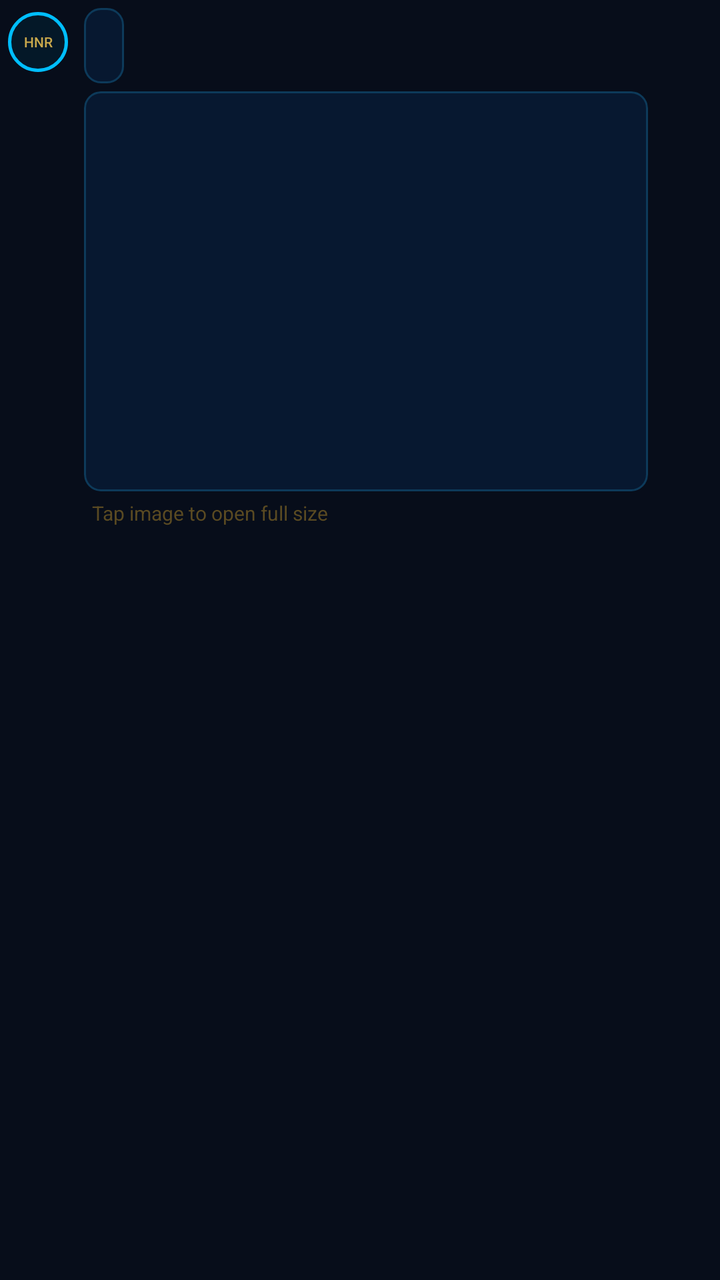
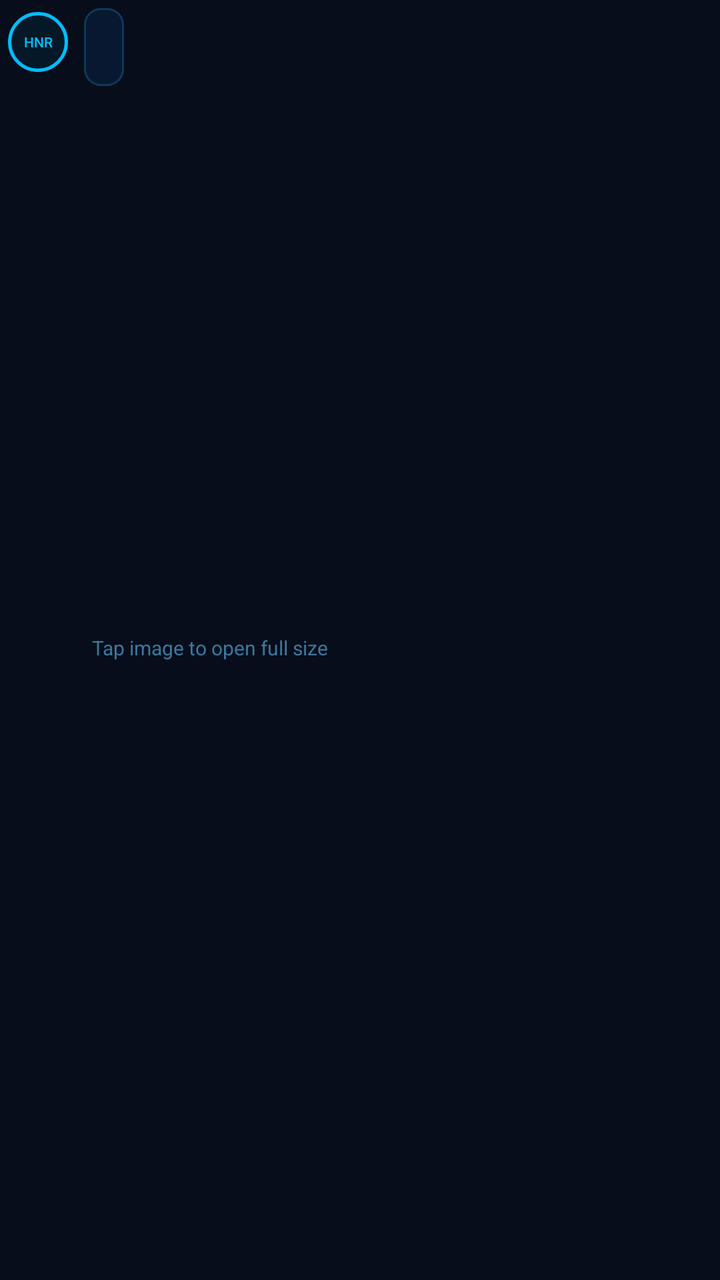

Compare the two renders of this Android layout. The source of the first and the diff that turns it into the second are given below.
<!-- AndroidManifest.xml: application theme Theme.Jarvis -->
<!-- res/layout/item_message_url_image.xml -->
<?xml version="1.0" encoding="utf-8"?>
<LinearLayout xmlns:android="http://schemas.android.com/apk/res/android"
    android:layout_width="match_parent"
    android:layout_height="wrap_content"
    android:orientation="horizontal"
    android:padding="4dp">

    <TextView
        android:id="@+id/tv_avatar"
        android:layout_width="30dp"
        android:layout_height="30dp"
        android:gravity="center"
        android:text="HNR"
        android:textColor="#c9a84c"
        android:textSize="7sp"
        android:fontFamily="sans-serif-medium"
        android:background="@drawable/bg_avatar"
        android:layout_marginTop="2dp"/>

    <LinearLayout
        android:layout_width="0dp"
        android:layout_height="wrap_content"
        android:layout_weight="1"
        android:orientation="vertical"
        android:layout_marginStart="8dp"
        android:layout_marginEnd="32dp">

        <TextView
            android:id="@+id/tv_message"
            android:layout_width="wrap_content"
            android:layout_height="wrap_content"
            android:background="@drawable/bg_bubble_jarvis"
            android:textColor="#c9a84c"
            android:textSize="13sp"
            android:padding="10dp"
            android:layout_marginBottom="4dp"/>

        <ImageView
            android:id="@+id/iv_image"
            android:layout_width="match_parent"
            android:layout_height="200dp"
            android:scaleType="centerCrop"
            android:background="@drawable/bg_bubble_jarvis"
            android:clipToOutline="true"/>

        <TextView
            android:id="@+id/tv_hint"
            android:layout_width="wrap_content"
            android:layout_height="wrap_content"
            android:text="Tap image to open full size"
            android:textColor="#5a4a22"
            android:textSize="10sp"
            android:padding="4dp"/>

    </LinearLayout>

</LinearLayout>
<!-- resources referenced by this layout -->
<resources>
  <!-- drawable bg_avatar (drawable) -->
  <?xml version="1.0" encoding="utf-8"?>
  <shape xmlns:android="http://schemas.android.com/apk/res/android"
      android:shape="oval">
      <solid android:color="#041828"/>
      <stroke android:width="1.5dp" android:color="#00BEFF"/>
  </shape>
  <!-- drawable bg_bubble_jarvis (drawable) -->
  <?xml version="1.0" encoding="utf-8"?>
  <shape xmlns:android="http://schemas.android.com/apk/res/android"
      android:shape="rectangle">
      <solid android:color="#071830"/>
      <corners android:radius="8dp"/>
      <stroke android:width="1dp" android:color="#0D3A5A"/>
  </shape>
  <style name="Theme.Jarvis" parent="Theme.AppCompat.NoActionBar">
          <item name="android:windowBackground">#070d1a</item>
          <item name="android:statusBarColor">#070d1a</item>
          <item name="android:navigationBarColor">#070d1a</item>
          <item name="android:windowFullscreen">true</item>
          <item name="colorPrimary">#3b82f6</item>
          <item name="colorPrimaryDark">#1d4ed8</item>
          <item name="colorAccent">#3b82f6</item>
      </style>
</resources>

<!-- the commit's change to res/layout/item_message_url_image.xml (unified diff, before → after) -->
@@ -5,13 +5,14 @@
     android:orientation="horizontal"
     android:padding="4dp">
 
+    
     <TextView
         android:id="@+id/tv_avatar"
         android:layout_width="30dp"
         android:layout_height="30dp"
         android:gravity="center"
         android:text="HNR"
-        android:textColor="#c9a84c"
+        android:textColor="#00BEFF"
         android:textSize="7sp"
         android:fontFamily="sans-serif-medium"
         android:background="@drawable/bg_avatar"
@@ -25,30 +26,45 @@
         android:layout_marginStart="8dp"
         android:layout_marginEnd="32dp">
 
+        
         <TextView
             android:id="@+id/tv_message"
             android:layout_width="wrap_content"
             android:layout_height="wrap_content"
             android:background="@drawable/bg_bubble_jarvis"
-            android:textColor="#c9a84c"
-            android:textSize="13sp"
+            android:textColor="#00BEFF"
+            android:textSize="14sp"
             android:padding="10dp"
-            android:layout_marginBottom="4dp"/>
+            android:layout_marginBottom="6dp"/>
 
+        
+        <ProgressBar
+            android:id="@+id/pb_loading"
+            android:layout_width="40dp"
+            android:layout_height="40dp"
+            android:layout_gravity="center_horizontal"
+            android:layout_marginBottom="4dp"
+            android:indeterminate="true"
+            android:indeterminateTint="#00BEFF"
+            android:visibility="visible"/>
+
+        
         <ImageView
             android:id="@+id/iv_image"
             android:layout_width="match_parent"
-            android:layout_height="200dp"
+            android:layout_height="220dp"
             android:scaleType="centerCrop"
             android:background="@drawable/bg_bubble_jarvis"
-            android:clipToOutline="true"/>
+            android:clipToOutline="true"
+            android:visibility="invisible"/>
 
+        
         <TextView
             android:id="@+id/tv_hint"
             android:layout_width="wrap_content"
             android:layout_height="wrap_content"
             android:text="Tap image to open full size"
-            android:textColor="#5a4a22"
+            android:textColor="#3a7aa0"
             android:textSize="10sp"
             android:padding="4dp"/>
 
